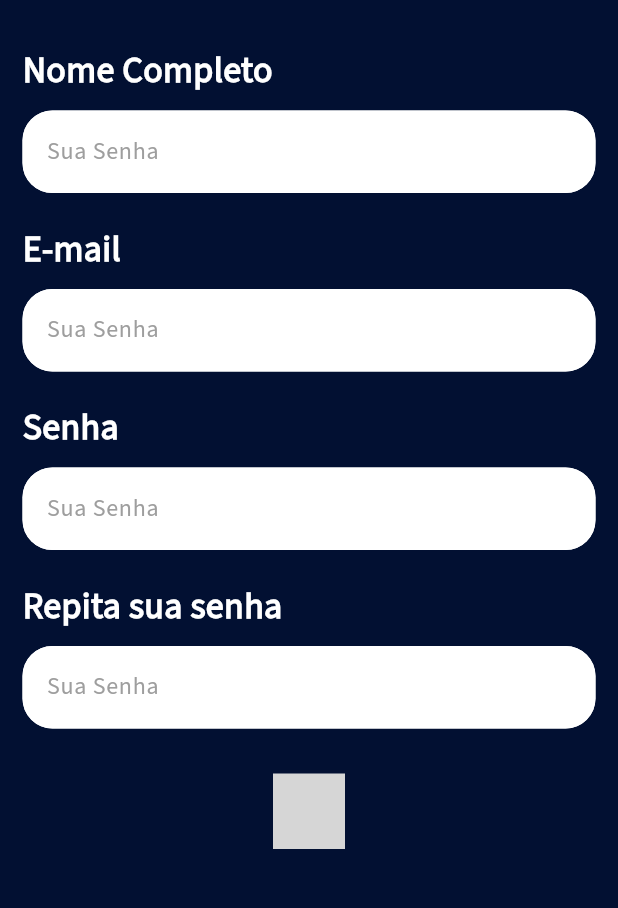
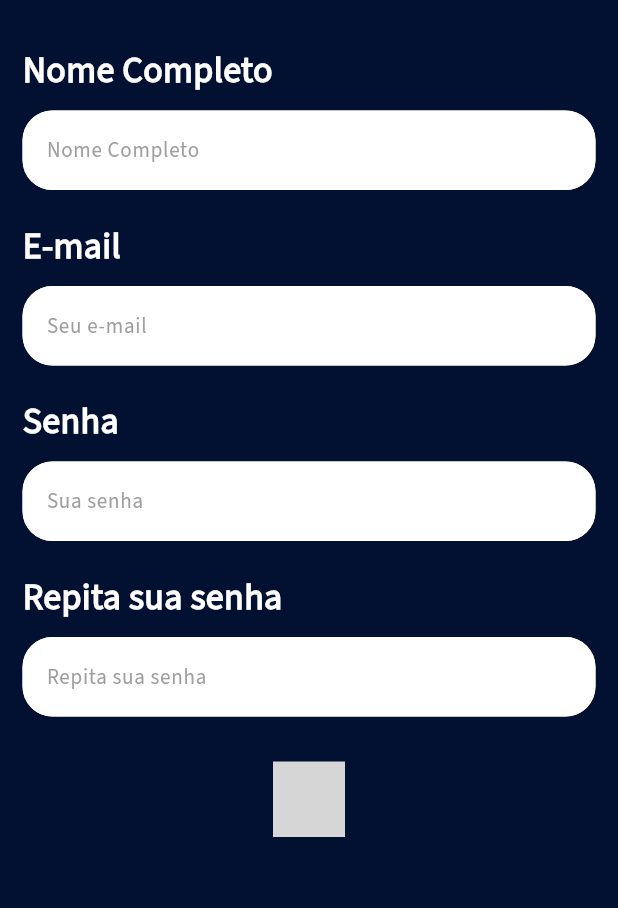
Before and after one commit to hoffera/ByBus, a Flutter app: the RegisterPage screen opened by its route, on a phone screen of 412 x 824 dp, the part 233-1141 px from its top. Run offline on Flutter 3.47's test engine with Material 3 defaults, Android fonts, the light colour scheme and no system bars; our stand-ins replace firebase_auth, firebase_core, get, google_maps_flutter; missing offline and left inert: deep_pick, mix; accounts and stored records are empty; statements that could not run were skipped; grey boxes are pictures that could not be loaded.

Commit message:
Sua mensagem de commit aqui

```diff
--- a/lib/view/register_page.dart
+++ b/lib/view/register_page.dart
@@ -4,7 +4,12 @@ import 'package:bybus/widgets/text_input.dart';
 import 'package:flutter/material.dart';
 
 class RegisterPage extends StatelessWidget {
-  const RegisterPage({super.key});
+  final TextEditingController _emailController = TextEditingController();
+  final TextEditingController _nameController = TextEditingController();
+  final TextEditingController _passwordController = TextEditingController();
+  final _formKey = GlobalKey<FormState>();
+
+  RegisterPage({super.key});
 
   @override
   Widget build(BuildContext context) {
@@ -19,13 +24,7 @@ class RegisterPage extends StatelessWidget {
               const SizedBox(height: 10.0),
               _subtitle(),
               const SizedBox(height: 30.0),
-              _nameInput(),
-              const SizedBox(height: 20.0),
-              _emailInput(),
-              const SizedBox(height: 20.0),
-              _passwordInput(),
-              const SizedBox(height: 20.0),
-              _repasswordInput(),
+              _inputs(),
               const SizedBox(height: 30.0),
               _registerButton(context),
             ],
@@ -66,10 +65,27 @@ class RegisterPage extends StatelessWidget {
     );
   }
 
+  _inputs() {
+    return Form(
+      key: _formKey,
+      child: Column(
+        children: [
+          _nameInput(),
+          const SizedBox(height: 20.0),
+          _emailInput(),
+          const SizedBox(height: 20.0),
+          _passwordInput(),
+          const SizedBox(height: 20.0),
+          _repasswordInput(),
+        ],
+      ),
+    );
+  }
+
   _nameInput() {
-    return const Column(
+    return Column(
       children: [
-        Row(
+        const Row(
           mainAxisAlignment: MainAxisAlignment.start,
           children: [
             Text(
@@ -82,16 +98,19 @@ class RegisterPage extends StatelessWidget {
             ),
           ],
         ),
-        SizedBox(height: 10.0),
-        TextInput(),
+        const SizedBox(height: 10.0),
+        TextInput(
+          text: 'Nome Completo',
+          controller: _nameController,
+        ),
       ],
     );
   }
 
   _emailInput() {
-    return const Column(
+    return Column(
       children: [
-        Row(
+        const Row(
           mainAxisAlignment: MainAxisAlignment.start,
           children: [
             Text(
@@ -104,16 +123,19 @@ class RegisterPage extends StatelessWidget {
             ),
           ],
         ),
-        SizedBox(height: 10.0),
-        TextInput(),
+        const SizedBox(height: 10.0),
+        TextInput(
+          text: 'Seu e-mail',
+          controller: _emailController,
+        ),
       ],
     );
   }
 
   _passwordInput() {
-    return const Column(
+    return Column(
       children: [
-        Row(
+        const Row(
           mainAxisAlignment: MainAxisAlignment.start,
           children: [
             Text(
@@ -126,16 +148,19 @@ class RegisterPage extends StatelessWidget {
             ),
           ],
         ),
-        SizedBox(height: 10.0),
-        TextInput(),
+        const SizedBox(height: 10.0),
+        TextInput(
+          text: 'Sua senha',
+          controller: _passwordController,
+        ),
       ],
     );
   }
 
   _repasswordInput() {
-    return const Column(
+    return Column(
       children: [
-        Row(
+        const Row(
           mainAxisAlignment: MainAxisAlignment.start,
           children: [
             Text(
@@ -148,8 +173,11 @@ class RegisterPage extends StatelessWidget {
             ),
           ],
         ),
-        SizedBox(height: 10.0),
-        TextInput(),
+        const SizedBox(height: 10.0),
+        TextInput(
+          text: "Repita sua senha",
+          controller: _emailController,
+        ),
       ],
     );
   }
--- a/lib/widgets/text_input.dart
+++ b/lib/widgets/text_input.dart
@@ -1,23 +1,54 @@
 import 'package:flutter/material.dart';
 
 class TextInput extends StatelessWidget {
-  const TextInput({super.key});
+  final TextEditingController controller;
+  final String text;
+  final bool? email;
+  final bool? password;
+
+  const TextInput({
+    super.key,
+    required this.controller,
+    required this.text,
+    this.email,
+    this.password,
+  });
 
   @override
   Widget build(BuildContext context) {
     return SizedBox(
-      height: 55.0,
       width: double.infinity,
       child: TextFormField(
+        controller: controller,
+        validator: (value) {
+          if (email == true) {
+            if (value == null || value == "") {
+              return "O valor de e-mail deve ser preenchido";
+            }
+            if (!value.contains("@") ||
+                !value.contains(".") ||
+                value.length < 4) {
+              return "O valor do e-mail deve ser válido";
+            }
+            print('oi');
+          } else if (password == true) {
+            if (value == null || value.length < 4) {
+              return "Insira uma senha válida.";
+            }
+          }
+
+          return null;
+        },
         decoration: InputDecoration(
           filled: true,
           fillColor: Colors.white,
-          hintText: 'Sua Senha',
-          hintStyle: const TextStyle(color: Colors.grey),
+          hintText: text,
+          hintStyle: const TextStyle(color: Colors.grey, fontSize: 14.0),
           border: OutlineInputBorder(
             borderRadius: BorderRadius.circular(20.0),
           ),
         ),
+        style: const TextStyle(color: Colors.grey, fontSize: 14.0),
       ),
     );
   }
--- a/pubspec.yaml
+++ b/pubspec.yaml
@@ -42,6 +42,8 @@ dependencies:
   google_maps_flutter: ^2.0.10
   firebase_core: ^2.31.0
   cloud_firestore: ^4.17.3
+  firebase_auth: ^4.19.5
+  deep_pick: ^1.0.0
 
 dev_dependencies:
   flutter_test:
```
Also changed, not shown: lib/main.dart (+4 -4 lines), lib/models/user.dart (added, +32 -0 lines), lib/services/auth_services.dart (added, +23 -0 lines), lib/view/login_page.dart (+38 -12 lines), lib/view/user_page.dart (+30 -17 lines), pubspec.lock, 3 other files.
